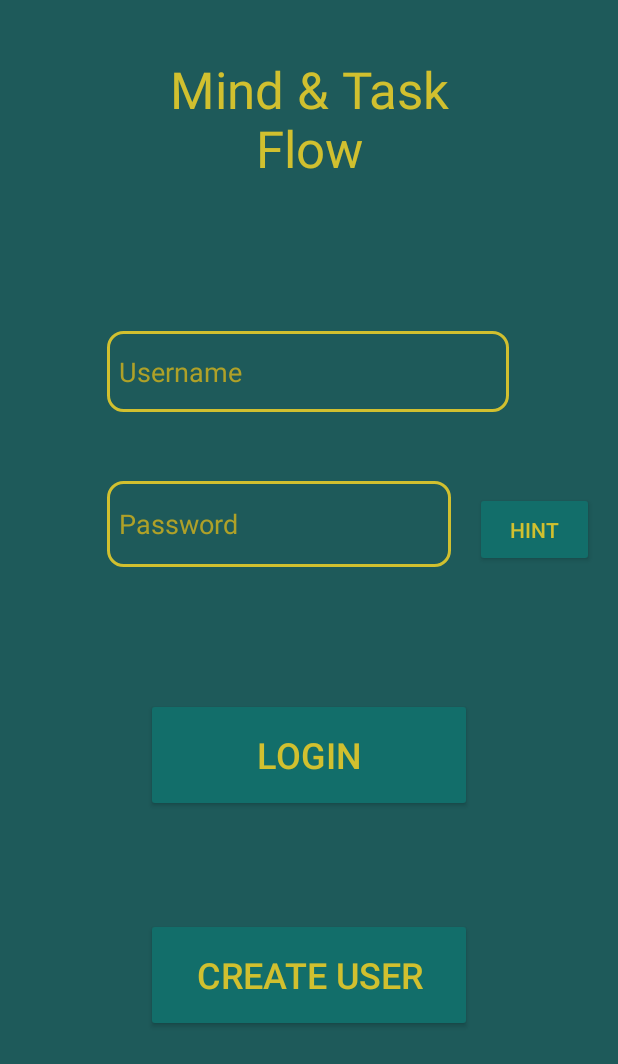
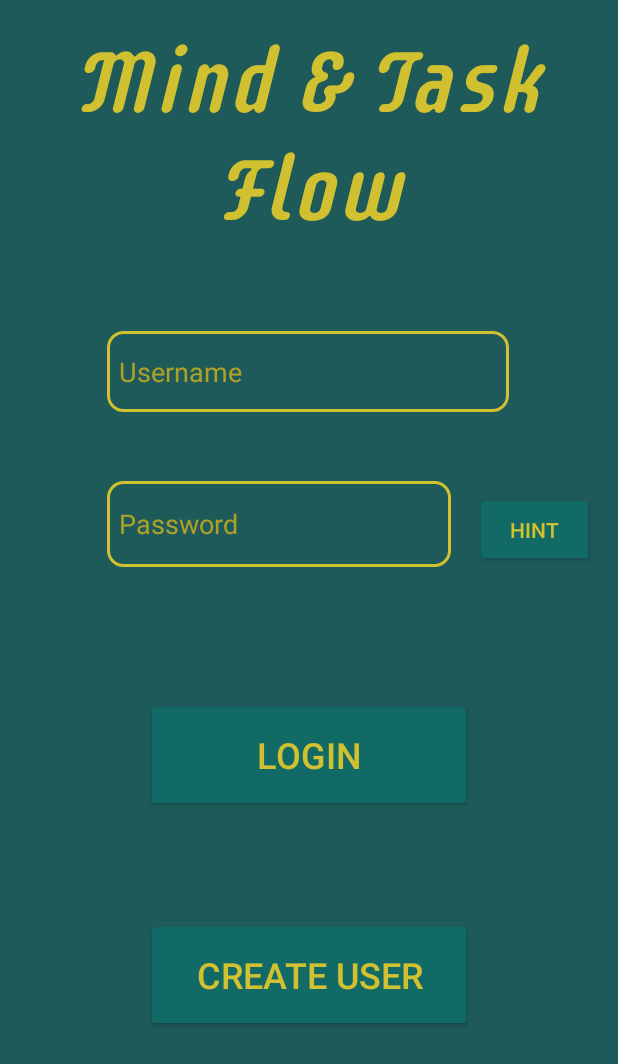
Before and after one commit to L0rdxavi97/Mind-TaskFlow, an Android app: the layout activity_main.xml on its own in the app's theme, with its tools: preview values and no code run, on a phone screen of 412 x 824 dp. Shown: the top 1064 px of the screen. Run offline under Robolectric (Android 15) with nearby library versions, the phone set to English and light mode, and no system bars.

Commit message:
resolve issue design commit

```diff
--- a/ProyectoMind&TaskFlow/app/build.gradle.kts
+++ b/ProyectoMind&TaskFlow/app/build.gradle.kts
@@ -10,8 +10,8 @@ android {
         applicationId = "com.proyectomindtaskflow"
         minSdk = 29
         targetSdk = 34
-        versionCode = 5
-        versionName = "1.1.0"
+        versionCode = 8
+        versionName = "1.1.1"
 
         testInstrumentationRunner = "androidx.test.runner.AndroidJUnitRunner"
     }
--- a/ProyectoMind&TaskFlow/app/src/main/AndroidManifest.xml
+++ b/ProyectoMind&TaskFlow/app/src/main/AndroidManifest.xml
@@ -20,8 +20,9 @@
         android:networkSecurityConfig="@xml/network_security_config"
         android:roundIcon="@drawable/logo"
         android:supportsRtl="true"
-        android:theme="@style/Base.Theme.ProyectoMindTaskFlow"
-        tools:targetApi="31">
+        android:theme="@style/Theme.ProyectoMindTaskFlow"
+        tools:targetApi="31"
+        android:forceDarkAllowed="false">
         <receiver
             android:name="com.proyectomindtaskflow.MyReceiver"
             android:enabled="true"
--- a/ProyectoMind&TaskFlow/app/src/main/res/layout/activity_main.xml
+++ b/ProyectoMind&TaskFlow/app/src/main/res/layout/activity_main.xml
@@ -9,16 +9,19 @@
 
     <TextView
         android:id="@+id/Titletv"
-        android:layout_width="198dp"
-        android:layout_height="90dp"
+        android:layout_width="324dp"
+        android:layout_height="145dp"
+        android:fontFamily="@font/supermercado_one"
         android:text="@string/app_name"
         android:textAlignment="center"
-        android:textSize="34sp"
+        android:textSize="60sp"
+        android:textStyle="italic"
         app:layout_constraintBottom_toBottomOf="parent"
         app:layout_constraintEnd_toEndOf="parent"
+        app:layout_constraintHorizontal_bias="0.494"
         app:layout_constraintStart_toStartOf="parent"
         app:layout_constraintTop_toTopOf="parent"
-        app:layout_constraintVertical_bias="0.05" />
+        app:layout_constraintVertical_bias="0.027" />
 
     <EditText
         android:id="@+id/ettUser"
--- a/ProyectoMind&TaskFlow/app/src/main/res/values-night/themes.xml
+++ /dev/null
@@ -1,7 +0,0 @@
-<resources xmlns:tools="http://schemas.android.com/tools">
-    <!-- Base application theme. -->
-    <style name="Base.Theme.ProyectoMindTaskFlow" parent="Theme.AppCompat.DayNight.DarkActionBar">
-        <!-- Customize your dark theme here. -->
-        <!-- <item name="colorPrimary">@color/my_dark_primary</item> -->
-    </style>
-</resources>
--- a/ProyectoMind&TaskFlow/app/src/main/res/values/themes.xml
+++ b/ProyectoMind&TaskFlow/app/src/main/res/values/themes.xml
@@ -1,9 +1,10 @@
 <resources xmlns:tools="http://schemas.android.com/tools">
     <!-- Base application theme. -->
-    <style name="Base.Theme.ProyectoMindTaskFlow" parent="Theme.AppCompat.DayNight.DarkActionBar">
+    <style name="Base.Theme.ProyectoMindTaskFlow" parent="Theme.AppCompat.Light.NoActionBar">
         <!-- Customize your light theme here. -->
          <item name="colorPrimary">#0A3D3B</item>
-         <item name="colorButtonNormal">#126E6A</item>
+         <item name="colorPrimaryDark">#115A5A</item>
+         <item name="colorButtonNormal">#126A66</item>
         <item name="buttonStyle">@style/ButtonStyle.ProyectoMindTaskFlow</item>
         <item name="android:textViewStyle">@style/textview.ProyectoMindTaskFlow</item>
         <item name="editTextStyle">@style/edittext.ProyectoMindTaskFlow</item>
```
Also changed, not shown: ProyectoMind&TaskFlow/app/src/main/res/font/supermercado_one.ttf (added).
